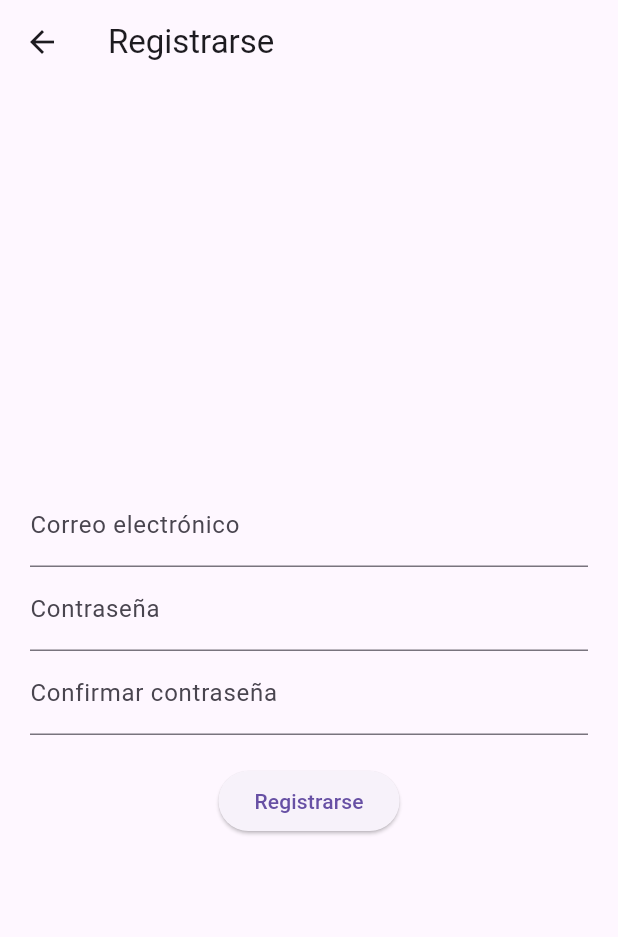
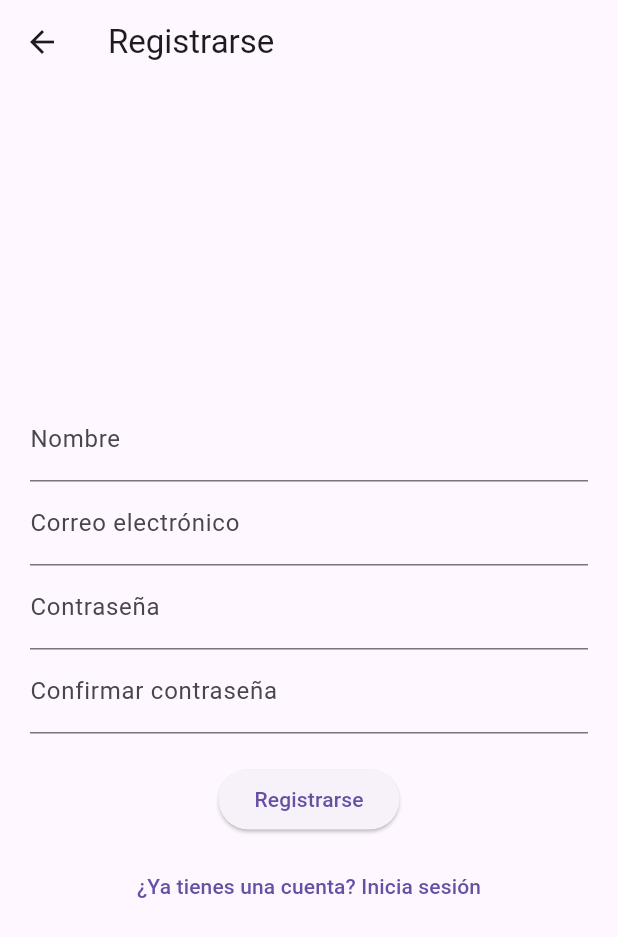
Before and after one commit to Judame21/cajero, a Flutter app: the screen it shows after launch, after a tap on "¿No tienes cuenta? Regístrate aquí", on a phone screen of 412 x 824 dp. Shown: the top 937 px of the screen. Run offline on Flutter 3.47's test engine with Material 3 defaults, Android fonts, the light colour scheme and no system bars; our stand-ins replace cloud_firestore, firebase_auth, firebase_core, fluttertoast, google_sign_in; accounts and stored records are empty; network calls fail.

Commit message:
Login styles fixed

```diff
--- a/lib/screens/login.dart
+++ b/lib/screens/login.dart
@@ -59,7 +59,8 @@ class _LoginScreenState extends State<LoginScreen> {
         Fluttertoast.showToast(msg: '¡Inicio de sesión exitoso!');
         Navigator.pushReplacement(
           context,
-          MaterialPageRoute(builder: (context) => HomeScreen()), // Usa el import correcto
+          MaterialPageRoute(
+              builder: (context) => HomeScreen()), // Usa el import correcto
         );
       }
     } on FirebaseAuthException catch (e) {
@@ -79,7 +80,8 @@ class _LoginScreenState extends State<LoginScreen> {
       Fluttertoast.showToast(msg: errorMessage);
     } catch (e) {
       print('Error inesperado al iniciar sesión: $e');
-      Fluttertoast.showToast(msg: 'Ocurrió un error inesperado al iniciar sesión.');
+      Fluttertoast.showToast(
+          msg: 'Ocurrió un error inesperado al iniciar sesión.');
     }
   }
 
@@ -91,7 +93,8 @@ class _LoginScreenState extends State<LoginScreen> {
         return;
       }
 
-      final GoogleSignInAuthentication googleAuth = await googleUser.authentication;
+      final GoogleSignInAuthentication googleAuth =
+          await googleUser.authentication;
 
       final OAuthCredential credential = GoogleAuthProvider.credential(
         accessToken: googleAuth.accessToken,
@@ -109,7 +112,8 @@ class _LoginScreenState extends State<LoginScreen> {
         Fluttertoast.showToast(msg: '¡Inicio de sesión con Google exitoso!');
         Navigator.pushReplacement(
           context,
-          MaterialPageRoute(builder: (context) => HomeScreen()), // Usa el import correcto
+          MaterialPageRoute(
+              builder: (context) => HomeScreen()), // Usa el import correcto
         );
       }
     } catch (e) {
@@ -129,18 +133,69 @@ class _LoginScreenState extends State<LoginScreen> {
           children: [
             TextField(
               controller: _emailController,
-              decoration: InputDecoration(labelText: 'Correo electrónico'),
+              decoration: InputDecoration(
+                labelText: 'Correo electrónico',
+                prefixIcon: Icon(Icons.email),
+                border:
+                    OutlineInputBorder(borderRadius: BorderRadius.circular(12)),
+                filled: true,
+                fillColor: const Color.fromARGB(255, 255, 255, 255),
+              ),
               keyboardType: TextInputType.emailAddress,
             ),
+            SizedBox(height: 16),
             TextField(
               controller: _passwordController,
-              decoration: InputDecoration(labelText: 'Contraseña'),
+              decoration: InputDecoration(
+                labelText: 'Contraseña',
+                prefixIcon: Icon(Icons.lock),
+                border:
+                    OutlineInputBorder(borderRadius: BorderRadius.circular(12)),
+                filled: true,
+                fillColor: const Color.fromARGB(255, 255, 255, 255),
+              ),
               obscureText: true,
             ),
             SizedBox(height: 20),
-            ElevatedButton(
+            Row(
+              children: [
+                Expanded(
+                  child: ElevatedButton(
                     onPressed: _login,
                     child: Text('Iniciar sesión'),
+                    style: ElevatedButton.styleFrom(
+                      backgroundColor: Colors.white,
+                      foregroundColor: Colors.black,
+                      minimumSize: Size(double.infinity, 50),
+                      side: BorderSide(color: Colors.grey),
+                      shape: RoundedRectangleBorder(
+                        borderRadius: BorderRadius.circular(8),
+                      ),
+                    ),
+                  ),
+                ),
+                SizedBox(width: 10),
+                Expanded(
+                  child: ElevatedButton.icon(
+                    onPressed: _signInWithGoogle,
+                    icon: Image.network(
+                      'https://upload.wikimedia.org/wikipedia/commons/4/4a/Logo_2013_Google.png',
+                      height: 24,
+                      width: 24,
+                    ),
+                    label: Text('Google'),
+                    style: ElevatedButton.styleFrom(
+                      backgroundColor: Colors.white,
+                      foregroundColor: Colors.black,
+                      minimumSize: Size(double.infinity, 50),
+                      side: BorderSide(color: Colors.grey),
+                      shape: RoundedRectangleBorder(
+                        borderRadius: BorderRadius.circular(8),
+                      ),
+                    ),
+                  ),
+                ),
+              ],
             ),
             SizedBox(height: 10),
             TextButton(
@@ -151,16 +206,6 @@ class _LoginScreenState extends State<LoginScreen> {
                 );
               },
               child: Text('¿No tienes cuenta? Regístrate aquí'),
-            ),
-            SizedBox(height: 20),
-            ElevatedButton.icon(
-              onPressed: _signInWithGoogle,
-              icon: Image.network(
-                'https://upload.wikimedia.org/wikipedia/commons/4/4a/Logo_2013_Google.png',
-                height: 24,
-                width: 24,
-              ),
-              label: Text('Iniciar sesión con Google'),
               style: ElevatedButton.styleFrom(
                       backgroundColor: Colors.white,
                       foregroundColor: Colors.black,
@@ -170,7 +215,8 @@ class _LoginScreenState extends State<LoginScreen> {
                         borderRadius: BorderRadius.circular(8),
                       ),
                     ),
-            )
+            ),
+            SizedBox(height: 20),
           ],
         ),
       ),
--- a/lib/screens/register.dart
+++ b/lib/screens/register.dart
@@ -1,6 +1,8 @@
 import 'package:flutter/material.dart';
 import 'package:fluttertoast/fluttertoast.dart';
-import 'package:firebase_auth/firebase_auth.dart'; // Importa el paquete de Firebase Auth
+import 'package:firebase_auth/firebase_auth.dart';
+import 'package:cloud_firestore/cloud_firestore.dart';
+import 'package:cajero/screens/login.dart'; // Importa la pantalla de Login
 
 class RegisterScreen extends StatefulWidget {
   @override
@@ -11,13 +13,15 @@ class _RegisterScreenState extends State<RegisterScreen> {
   final _emailController = TextEditingController();
   final _passwordController = TextEditingController();
   final _confirmPasswordController = TextEditingController();
+  final _nameController = TextEditingController(); // Controlador para el nombre
 
   Future<void> _register() async {
     String email = _emailController.text.trim();
     String password = _passwordController.text;
     String confirmPassword = _confirmPasswordController.text;
+    String name = _nameController.text.trim(); // Obtener el nombre
 
-    if (email.isEmpty || password.isEmpty || confirmPassword.isEmpty) {
+    if (email.isEmpty || password.isEmpty || confirmPassword.isEmpty || name.isEmpty) {
       Fluttertoast.showToast(msg: 'Por favor, completa todos los campos');
       return;
     }
@@ -28,15 +32,35 @@ class _RegisterScreenState extends State<RegisterScreen> {
     }
 
     try {
-      final credential = await FirebaseAuth.instance
-          .createUserWithEmailAndPassword(email: email, password: password);
-      // El usuario se ha registrado exitosamente
-      print('Usuario registrado: ${credential.user?.uid}');
-      Fluttertoast.showToast(msg: '¡Registro exitoso!');
-      Navigator.pop(context); // Volver al login
-      // Opcional: Puedes navegar a otra pantalla aquí
+      final UserCredential userCredential =
+          await FirebaseAuth.instance.createUserWithEmailAndPassword(
+        email: email,
+        password: password,
+      );
+
+      User? user = userCredential.user;
+
+      if (user != null) {
+        // Actualizar el nombre para mostrar en Firebase Authentication
+        await user.updateDisplayName(name);
+        await user.reload();
+
+        // Guardar el nombre y otros datos en Firestore
+        await FirebaseFirestore.instance.collection('users').doc(user.uid).set({
+          'displayName': name,
+          'email': email,
+          'saldo': 0.0, // Saldo inicial
+          'creationTime': FieldValue.serverTimestamp(),
+        });
+
+        print('Usuario registrado con ID: ${user.uid} y nombre: $name');
+        Fluttertoast.showToast(msg: '¡Registro exitoso!');
+        Navigator.pushReplacement( // Usamos pushReplacement para ir al Login y no poder volver con el botón atrás
+          context,
+          MaterialPageRoute(builder: (context) => LoginScreen()),
+        );
+      }
     } on FirebaseAuthException catch (e) {
-      // Ocurrió un error durante el registro
       print('Error al registrar usuario: ${e.code}');
       String errorMessage = 'Ocurrió un error durante el registro.';
       if (e.code == 'weak-password') {
@@ -63,6 +87,10 @@ class _RegisterScreenState extends State<RegisterScreen> {
           mainAxisAlignment: MainAxisAlignment.center,
           children: [
             TextField(
+              controller: _nameController,
+              decoration: InputDecoration(labelText: 'Nombre'),
+            ),
+            TextField(
               controller: _emailController,
               decoration: InputDecoration(labelText: 'Correo electrónico'),
               keyboardType: TextInputType.emailAddress,
@@ -82,6 +110,13 @@ class _RegisterScreenState extends State<RegisterScreen> {
               onPressed: _register,
               child: Text('Registrarse'),
             ),
+            SizedBox(height: 10),
+            TextButton(
+              onPressed: () {
+                Navigator.pop(context); // Volver a la pantalla de login
+              },
+              child: Text('¿Ya tienes una cuenta? Inicia sesión'),
+            ),
           ],
         ),
       ),
```
Also changed, not shown: lib/screens/home.dart (+52 -15 lines). Lines whose indentation alone changed are shown as unchanged.
